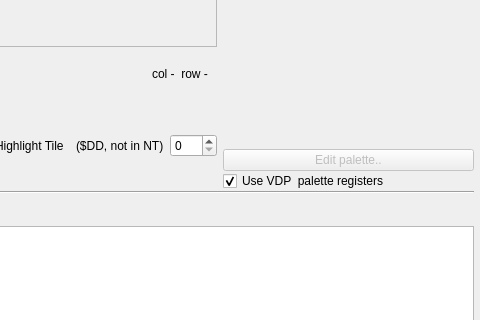
openMSX/debugger, file src/TileViewer.ui: the form before one commit; both pictures show x 672 to 1152 and y 372 to 692 of the 1152 by 801 pixel window.
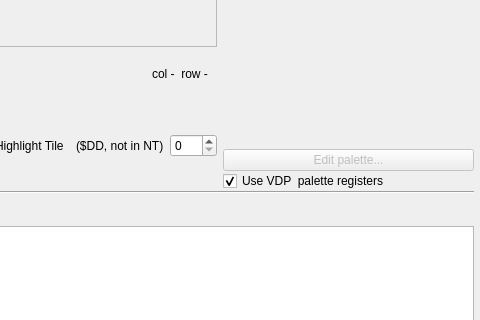
The form after the commit.

Commit message: "Edit palette..." disabled by default

Patch:
```diff
--- a/src/TileViewer.ui
+++ b/src/TileViewer.ui
@@ -964,7 +964,7 @@
              <bool>false</bool>
             </property>
             <property name="text">
-             <string>Edit palette..</string>
+             <string>Edit palette...</string>
             </property>
            </widget>
           </item>
```
The commit also changes 2 other files.
